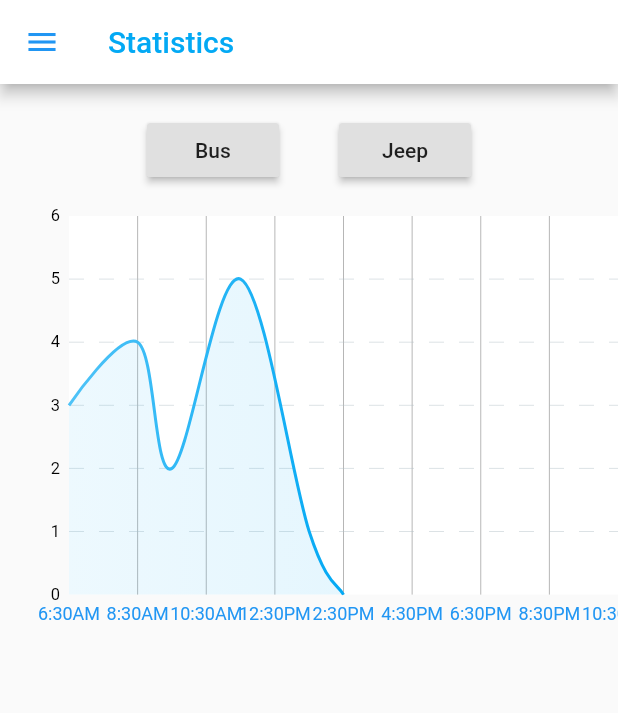
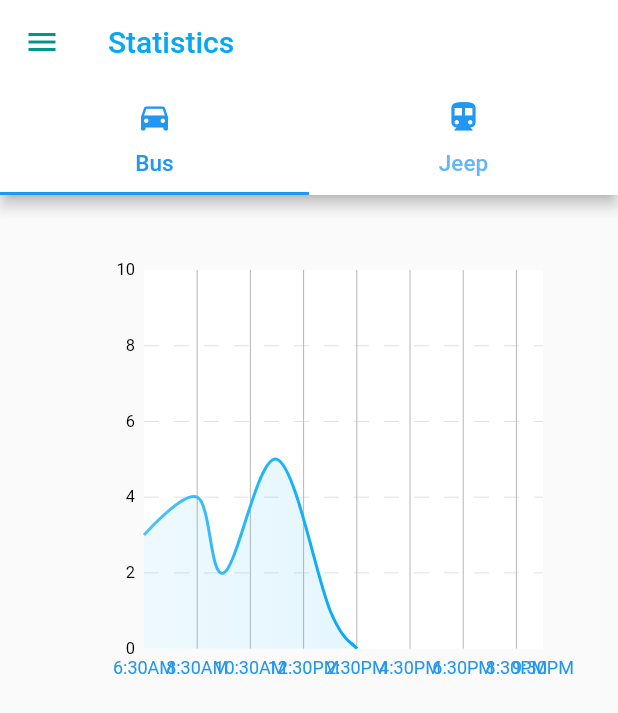
Before and after one commit to jeanilleven/bustap-admin, a Flutter app: the OperatorsPage screen opened directly, in the side drawer, after a tap on "Statistics", on a phone screen of 412 x 824 dp. Shown: the top 713 px of the screen. Run offline on Flutter 3.47's test engine with Material 2 defaults, Android fonts, the phone set to English and light mode, and no system bars; drawn by our look-alikes of fl_chart; our stand-ins replace liquid_progress_indicator, percent_indicator; missing offline and left inert: dot_pagination_swiper; network calls fail.

Commit message:
operatorspage

```diff
--- a/lib/partials/linetitles.dart
+++ b/lib/partials/linetitles.dart
@@ -43,8 +43,6 @@ class LineTitles {
                 return '8:30PM';
               case 15:
                 return '9:30PM';
-              case 16:
-                return '10:30PM';
             }
             return '';
           }));
--- a/lib/partials/maindrawer.dart
+++ b/lib/partials/maindrawer.dart
@@ -1,6 +1,7 @@
 import 'package:flutter/material.dart';
 import '../main.dart';
 import '../views/views.dart';
+import '../common/packages.dart';
 
 class MainDrawer extends StatelessWidget {
   const MainDrawer({Key key}) : super(key: key);
@@ -56,9 +57,29 @@ class MainDrawer extends StatelessWidget {
                     builder: (BuildContext context) => new Operators()));
           }),
       ListTile(
-          leading: Icon(Icons.directions_bus_rounded),
+          leading: Icon(CupertinoIcons.person),
           title: Text('Drivers'),
-          hoverColor: Colors.lightBlueAccent,
+          hoverColor: Colors.lightBlue[100],
+          onTap: () {
+            Navigator.push(
+                context,
+                new MaterialPageRoute(
+                    builder: (BuildContext context) => new Drivers()));
+          }),
+      ListTile(
+          leading: Icon(CupertinoIcons.bus),
+          title: Text('Vehicles'),
+          hoverColor: Colors.lightBlue[100],
+          onTap: () {
+            Navigator.push(
+                context,
+                new MaterialPageRoute(
+                    builder: (BuildContext context) => new Vehicles()));
+          }),
+      ListTile(
+          leading: Icon(CupertinoIcons.clock),
+          title: Text('Assignment'),
+          hoverColor: Colors.lightBlue[100],
           onTap: () {
             Navigator.push(
                 context,
@@ -70,7 +91,7 @@ class MainDrawer extends StatelessWidget {
         title: Text('User Management'),
       ),
       Divider(
-        height: 120,
+        height: 70,
         thickness: 0.5,
         color: Colors.grey,
         indent: 20,
--- a/lib/partials/statistics.dart
+++ b/lib/partials/statistics.dart
@@ -19,9 +19,9 @@ class _ChartState extends State<Chart> {
   @override
   Widget build(BuildContext context) => LineChart(LineChartData(
           minX: 0,
-          maxX: 16,
+          maxX: 15,
           minY: 0,
-          maxY: 6,
+          maxY: 10,
           backgroundColor: Colors.white,
           gridData: FlGridData(
               show: true,
--- a/lib/views/operators.dart
+++ b/lib/views/operators.dart
@@ -2,7 +2,6 @@ import 'package:flutter/material.dart';
 import '../partials/partials.dart';
 import '../common/packages.dart';
 import './operator/operatorform.dart';
-// import 'package:flutter_staggered_grid_view/flutter_staggered_grid_view.dart';
 
 class Operators extends StatelessWidget {
   const Operators({Key key}) : super(key: key);
@@ -65,18 +64,22 @@ class _OperatorsPageState extends State<OperatorsPage> {
         child: Padding(
           padding: EdgeInsets.all(2),
           child: ListTile(
+            onTap: (){
+              Navigator.push(
+                      context,
+                      new MaterialPageRoute(
+                          builder: (BuildContext context) =>
+                              new OperatorDetails()));
+            },
             leading: CircleAvatar(),
             title: Text(op.name),
             subtitle: Text(op.email),
             trailing: IconButton(
-                icon: Icon(CupertinoIcons.eye),
-                onPressed: () {
-                  Navigator.push(
-                      context,
-                      new MaterialPageRoute(
-                          builder: (BuildContext context) =>
-                              new OperatorDetails()));
-                }),
+              tooltip: 'Delete',
+              icon: Icon(CupertinoIcons.trash, color: Colors.red),
+              onPressed: () {
+
+              }),
             tileColor: Colors.white,
           ),
         ));
--- a/lib/views/statistics.dart
+++ b/lib/views/statistics.dart
@@ -1,6 +1,6 @@
 import 'package:flutter/material.dart';
-import '../partials/maindrawer.dart';
-import '../partials/statistics.dart';
+import '../partials/partials.dart';
+import '../common/packages.dart';
 
 class Statistics extends StatelessWidget {
   const Statistics({Key key}) : super(key: key);
@@ -11,7 +11,7 @@ class Statistics extends StatelessWidget {
       debugShowCheckedModeBanner: false,
       title: 'BusTap Admin | Statistics',
       theme: ThemeData(
-        primarySwatch: Colors.teal,
+        primarySwatch: Colors.blue,
       ),
       home: StatisticsPage(title: 'BusTap Admin | Statistics'),
     );
@@ -26,53 +26,61 @@ class StatisticsPage extends StatefulWidget {
 }
 
 class _StatisticsPageState extends State<StatisticsPage> {
+
+
+
   @override
   Widget build(BuildContext context) {
-    return Scaffold(
+    return DefaultTabController(
+      length: 2,
+      child: Scaffold(
+        drawer: MainDrawer(),
         appBar: AppBar(
           backgroundColor: Colors.white,
-          iconTheme: IconThemeData(color: Colors.blue),
-          title: Text("Statistics", style: TextStyle(color: Colors.lightBlue, fontSize: 20)),
-        ),
-        body: Container(
-          child: Column(
-            children: <Widget>[
-              Container(
-                alignment: Alignment.centerLeft,
-                child:  Row(
-                  mainAxisAlignment: MainAxisAlignment.center,
-                  children: <Widget>[
-                    Padding(
-                      padding: EdgeInsets.all(20),
-                      child: RaisedButton(
-                        child: Text('Bus'),
-                        onPressed: (){}
-                      ),
-                    ),
-                    Padding(
-                      padding: EdgeInsets.all(20),
-                      child: RaisedButton(
-                        child: Text('Jeep'),
-                        onPressed: (){}
-                      ),
-                    ),
-                  ]
-                ),
+          iconTheme: IconThemeData(color: Colors.teal),
+          title: Text("Statistics",
+            style: TextStyle(color: Colors.lightBlue, fontSize: 20)),
+          bottom: TabBar(
+            labelColor: Colors.blue,
+            labelStyle: TextStyle(
+              fontSize: 15
+            ),
+            tabs: [
+              Tab(
+                text: 'Bus',
+                icon: Icon(Icons.directions_car, color: Colors.blue),
               ),
-              Container(
-                width: 1000,
-                child: Row(
-                  mainAxisAlignment: MainAxisAlignment.center,
-                  children: <Widget>[
-                    Expanded(
-                      child:Chart()
-                    )
-                  ]
-                )
+              Tab(
+                text: 'Jeep',
+                icon: Icon(Icons.directions_transit, color: Colors.blue)
               ),
             ],
-          )
+          ),
         ),
-        drawer: MainDrawer());
+        body: TabBarView(
+          children: [
+            Container(
+                  color: Colors.grey[250],
+                  child: Padding(
+                  padding: EdgeInsets.all(50),
+                  child: ListView(
+                    children: [
+                      Chart()
+                    ],
+              ))),
+            Container(
+              padding: EdgeInsets.all(30),
+              color: Colors.grey[250],
+              child: Padding(
+              padding: EdgeInsets.all(50),
+              child: ListView(
+                children: [
+                  Chart()
+                ],
+            ))),
+          ],
+        ),
+      ),
+    );
   }
 }
--- a/lib/views/views.dart
+++ b/lib/views/views.dart
@@ -2,8 +2,6 @@ export 'dashboard.dart';
 export 'drivers.dart';
 export 'operators.dart';
 export 'statistics.dart';
+export 'vehicles.dart';
 export 'operator/operatorform.dart';
-export 'operator/newoperatorform.dart';
-// export 'operator/busoperator.dart';
-export 'driver/busdrivers.dart';
-export 'driver/jeepdrivers.dart';
+export 'driver/driverform.dart';
```
Also changed, not shown: lib/views/driver/driverform.dart (renamed from lib/views/operator/operatorform.dart, +10 -10 lines), lib/views/drivers.dart (+14 -17 lines), lib/views/operator/busoperator.dart (deleted, +0 -51 lines), lib/views/vehicles.dart (added, +150 -0 lines), lib/views/driver/busdrivers.dart (deleted), lib/views/driver/jeepdrivers.dart (deleted), lib/views/operator/jeepoperator.dart (deleted), lib/views/operator/newoperatorform.dart (deleted).
